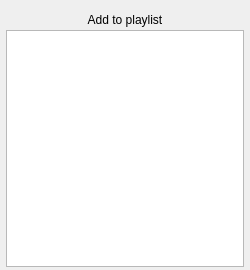
The window that src/addToPlaylist.ui (pirxus/waPlayer) describes before a commit, drawn with Qt 5.
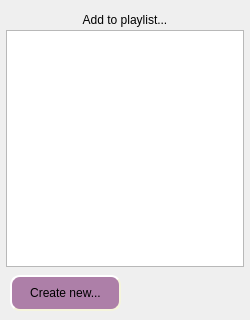
The same window after the commit.

Commit message: adding to playlists now works from anywhere

Diff of the .ui file:
```diff
--- a/src/addToPlaylist.ui
+++ b/src/addToPlaylist.ui
@@ -7,19 +7,19 @@
     <x>0</x>
     <y>0</y>
     <width>250</width>
-    <height>270</height>
+    <height>320</height>
    </rect>
   </property>
   <property name="minimumSize">
    <size>
     <width>250</width>
-    <height>270</height>
+    <height>320</height>
    </size>
   </property>
   <property name="maximumSize">
    <size>
     <width>250</width>
-    <height>270</height>
+    <height>350</height>
    </size>
   </property>
   <property name="windowTitle">
@@ -47,7 +47,7 @@
     </size>
    </property>
    <property name="text">
-    <string>Add to playlist</string>
+    <string>Add to playlist...</string>
    </property>
    <property name="alignment">
     <set>Qt::AlignCenter</set>
@@ -66,6 +66,35 @@
     <enum>Qt::NoFocus</enum>
    </property>
   </widget>
+  <widget class="QPushButton" name="pushButtonCreateNew">
+   <property name="geometry">
+    <rect>
+     <x>10</x>
+     <y>275</y>
+     <width>111</width>
+     <height>36</height>
+    </rect>
+   </property>
+   <property name="focusPolicy">
+    <enum>Qt::NoFocus</enum>
+   </property>
+   <property name="styleSheet">
+    <string notr="true">QPushButton {
+    background-color: rgb(173, 127, 168);
+    border-style: outset;
+    border-width: 2px;
+    border-radius: 10px;
+    border-color: beige;
+}
+QPushButton:pressed {
+    background-color: rgb(117, 80, 123);
+    border-style: inset;
+}</string>
+   </property>
+   <property name="text">
+    <string>Create new...</string>
+   </property>
+  </widget>
  </widget>
  <resources/>
  <connections/>
```
The commit also changes 3 other files.
